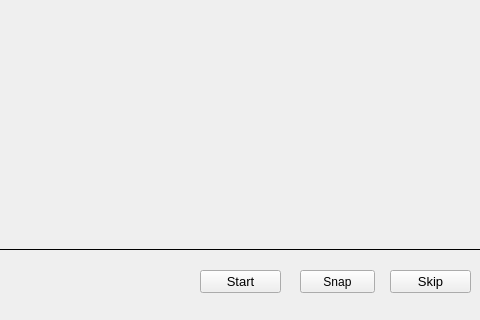
First picture: the form in UI/exam.ui, repository Nifra514/keras-cnn, before the edit; both pictures show x 90 to 570 and y 340 to 660 of the 1000 by 660 pixel window.
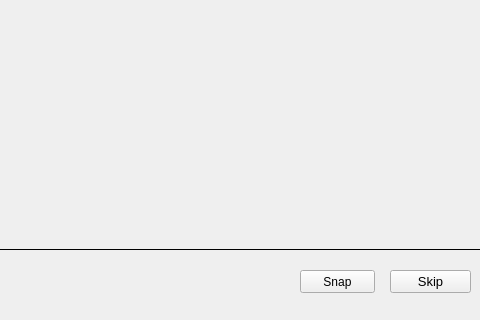
Second picture: the form after the edit. Icons and pictures are not drawn.

```diff
--- a/UI/exam.ui
+++ b/UI/exam.ui
@@ -17,6 +17,12 @@
    <iconset>
     <normaloff>favasl.png</normaloff>favasl.png</iconset>
   </property>
+  <property name="autoFillBackground">
+   <bool>false</bool>
+  </property>
+  <property name="documentMode">
+   <bool>false</bool>
+  </property>
   <widget class="QWidget" name="centralwidget">
    <widget class="QLabel" name="label">
     <property name="geometry">
@@ -88,24 +94,6 @@
      </rect>
     </property>
    </widget>
-   <widget class="QPushButton" name="btn_start">
-    <property name="geometry">
-     <rect>
-      <x>290</x>
-      <y>610</y>
-      <width>81</width>
-      <height>23</height>
-     </rect>
-    </property>
-    <property name="font">
-     <font>
-      <pointsize>10</pointsize>
-     </font>
-    </property>
-    <property name="text">
-     <string>Start</string>
-    </property>
-   </widget>
    <widget class="QPushButton" name="btn_skip">
     <property name="geometry">
      <rect>
```
Left out of the diff: 16 changed lines with no effect on the pictures.
